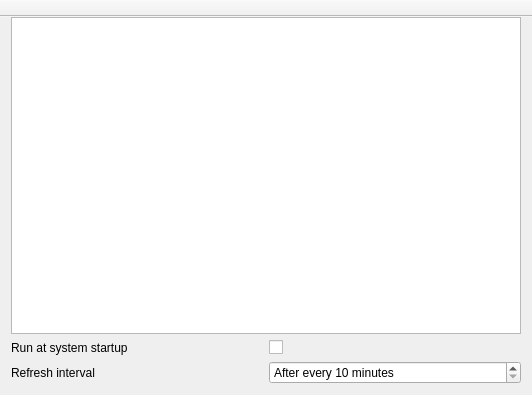
This is src/mainwindow.ui in keshavbhatt/SnapHerald as Qt 5 draws it before an edit. The edited form follows.
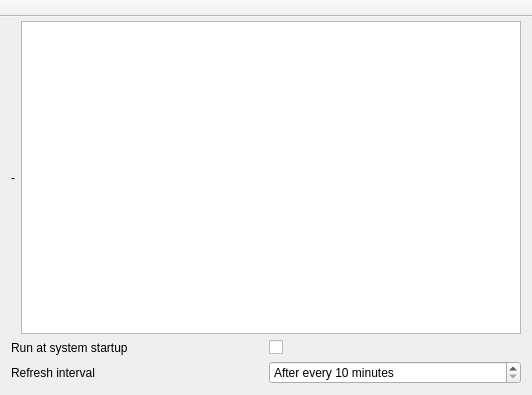
This is the edited form. Custom widgets are drawn as their Qt base class.

Commit message: added search widget in toolbar, improved caching, added other option to toolbar.

The edit to the form file:
```diff
--- a/src/mainwindow.ui
+++ b/src/mainwindow.ui
@@ -16,8 +16,17 @@
   <widget class="QWidget" name="centralWidget">
    <layout class="QVBoxLayout" name="verticalLayout">
     <property name="topMargin">
-     <number>0</number>
+     <number>4</number>
     </property>
+    <item>
+     <layout class="QHBoxLayout" name="horizontalLayout">
+      <item>
+       <widget class="cVerticalLabel" name="resultInfo">
+        <property name="text">
+         <string>-</string>
+        </property>
+       </widget>
+      </item>
     <item>
      <widget class="QListWidget" name="results">
       <property name="spacing">
@@ -25,6 +34,8 @@
       </property>
      </widget>
     </item>
+     </layout>
+    </item>
     <item>
      <layout class="QGridLayout" name="gridLayout">
       <item row="1" column="1">
@@ -87,6 +98,13 @@
   </widget>
  </widget>
  <layoutdefault spacing="6" margin="11"/>
+ <customwidgets>
+  <customwidget>
+   <class>cVerticalLabel</class>
+   <extends>QLabel</extends>
+   <header>widgets/cverticallabel.h</header>
+  </customwidget>
+ </customwidgets>
  <resources/>
  <connections/>
 </ui>
```
Left out of the diff: 2 changed lines with no effect on the pictures. Lines whose indentation alone changed are shown as unchanged. The commit also changes 2 other files.
